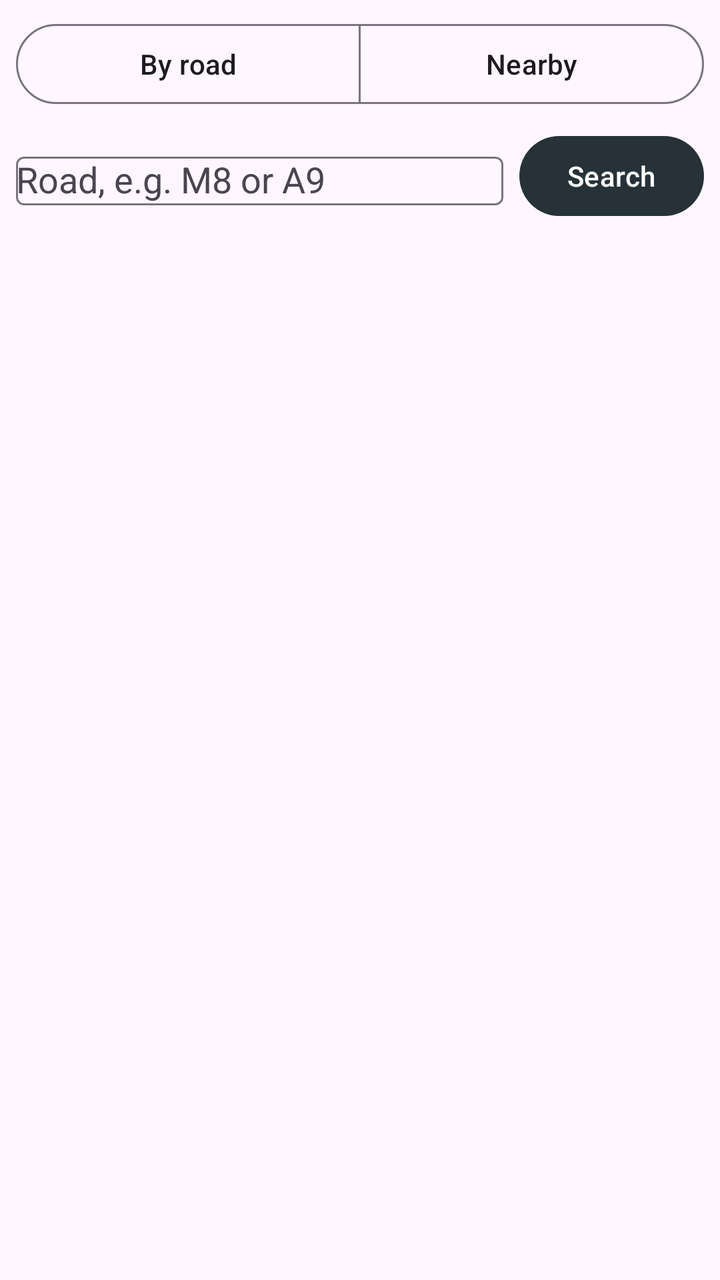
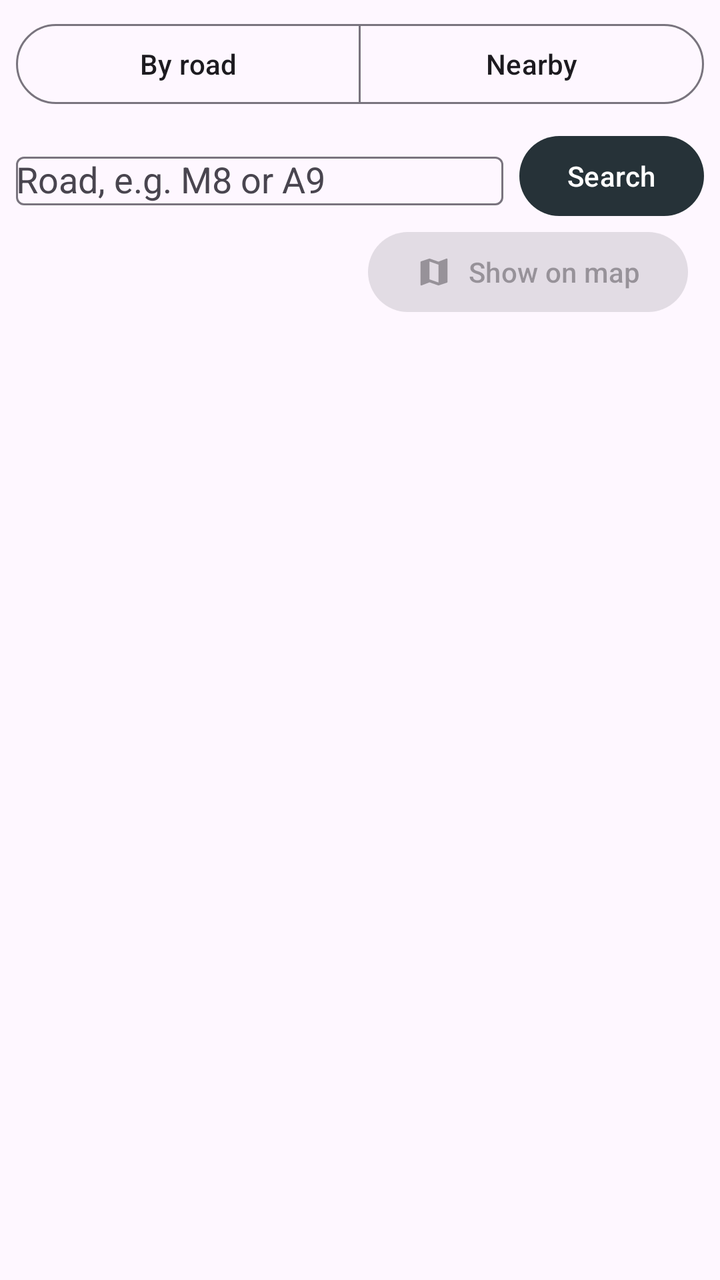

Two renders of the same Android screen: before a commit and after it. Below are the layout's source before the change and the commit's diff.
<!-- AndroidManifest.xml: application theme Theme.Filby_Fraser_S2367234 -->
<!-- res/layout/fragment_search.xml -->
<?xml version="1.0" encoding="utf-8"?>
<LinearLayout xmlns:android="http://schemas.android.com/apk/res/android" xmlns:app="http://schemas.android.com/apk/res-auto"
    android:layout_width="match_parent"
    android:layout_height="match_parent"
    android:orientation="vertical">

    <com.google.android.material.button.MaterialButtonToggleGroup
        android:id="@+id/search_mode"
        android:layout_width="match_parent"
        android:layout_height="wrap_content"
        android:layout_margin="8dp"
        app:selectionRequired="true"
        app:singleSelection="true">

        <com.google.android.material.button.MaterialButton
            android:id="@+id/mode_road"
            style="?attr/materialButtonOutlinedStyle"
            android:layout_width="0dp"
            android:layout_height="wrap_content"
            android:layout_weight="1"
            android:text="@string/search_by_road" />

        <com.google.android.material.button.MaterialButton
            android:id="@+id/mode_distance"
            style="?attr/materialButtonOutlinedStyle"
            android:layout_width="0dp"
            android:layout_height="wrap_content"
            android:layout_weight="1"
            android:text="@string/search_nearby" />
    </com.google.android.material.button.MaterialButtonToggleGroup>

    <LinearLayout
        android:id="@+id/road_panel"
        android:layout_width="match_parent"
        android:layout_height="wrap_content"
        android:gravity="center_vertical"
        android:orientation="horizontal"
        android:paddingHorizontal="8dp">

        <com.google.android.material.textfield.TextInputLayout
            style="@style/Widget.Material3.TextInputLayout.OutlinedBox.Dense"
            android:layout_width="0dp"
            android:layout_height="wrap_content"
            android:layout_weight="1"
            android:hint="@string/road_hint"
            app:endIconMode="clear_text">

            <com.google.android.material.textfield.MaterialAutoCompleteTextView
                android:id="@+id/road_input"
                android:layout_width="match_parent"
                android:layout_height="wrap_content"
                android:completionThreshold="1"
                android:imeOptions="actionSearch"
                android:inputType="textCapCharacters|textNoSuggestions"
                android:maxLines="1" />
        </com.google.android.material.textfield.TextInputLayout>

        <com.google.android.material.button.MaterialButton
            android:id="@+id/road_search_button"
            android:layout_width="wrap_content"
            android:layout_height="wrap_content"
            android:layout_marginStart="8dp"
            android:text="@string/search" />
    </LinearLayout>

    <LinearLayout
        android:id="@+id/distance_panel"
        android:layout_width="match_parent"
        android:layout_height="wrap_content"
        android:orientation="vertical"
        android:paddingHorizontal="16dp"
        android:visibility="gone">

        <TextView
            android:id="@+id/origin_label"
            android:layout_width="match_parent"
            android:layout_height="wrap_content"
            android:textAppearance="?attr/textAppearanceBodyMedium" />

        <com.google.android.material.materialswitch.MaterialSwitch
            android:id="@+id/use_location"
            android:layout_width="match_parent"
            android:layout_height="wrap_content"
            android:text="@string/use_my_location" />

        <TextView
            android:id="@+id/distance_label"
            android:layout_width="wrap_content"
            android:layout_height="wrap_content"
            android:textAppearance="?attr/textAppearanceTitleSmall" />

        <com.google.android.material.slider.Slider
            android:id="@+id/distance_slider"
            android:layout_width="match_parent"
            android:layout_height="wrap_content"
            android:contentDescription="@string/distance_slider_desc"
            android:stepSize="1"
            android:value="25"
            android:valueFrom="1"
            android:valueTo="200" />
    </LinearLayout>

    <LinearLayout
        android:layout_width="match_parent"
        android:layout_height="wrap_content"
        android:gravity="center_vertical"
        android:orientation="horizontal"
        android:paddingHorizontal="16dp">

        <TextView
            android:id="@+id/result_count"
            android:layout_width="0dp"
            android:layout_height="wrap_content"
            android:layout_weight="1"
            android:textAppearance="?attr/textAppearanceLabelLarge" />

    </LinearLayout>

    <androidx.recyclerview.widget.RecyclerView
        android:id="@+id/results"
        android:layout_width="match_parent"
        android:layout_height="0dp"
        android:layout_weight="1"
        android:clipToPadding="false"
        android:paddingBottom="8dp" />
</LinearLayout>
<!-- resources referenced by this layout -->
<resources>
  <string name="distance_slider_desc">Search distance in kilometres</string>
  <string name="road_hint">Road, e.g. M8 or A9</string>
  <string name="search">Search</string>
  <string name="search_by_road">By road</string>
  <string name="search_nearby">Nearby</string>
  <string name="use_my_location">Use my location (coarse)</string>
  <style name="Theme.Filby_Fraser_S2367234" parent="Base.Theme.Filby_Fraser_S2367234" />
  <style name="Base.Theme.Filby_Fraser_S2367234" parent="Theme.Material3.DayNight.NoActionBar">
          
          <item name="colorPrimary">#263238</item>
          <item name="colorOnPrimary">#FFFFFF</item>
      </style>
</resources>

<!-- the commit's change to res/layout/fragment_search.xml (unified diff, before → after) -->
@@ -114,6 +114,15 @@
             android:layout_weight="1"
             android:textAppearance="?attr/textAppearanceLabelLarge" />
 
+        <com.google.android.material.button.MaterialButton
+            android:id="@+id/show_results_map"
+            style="@style/Widget.Material3.Button.TonalButton"
+            android:layout_width="wrap_content"
+            android:layout_height="wrap_content"
+            android:enabled="false"
+            android:text="@string/show_on_map"
+            app:icon="@drawable/ic_nav_map" />
+
     </LinearLayout>
 
     <androidx.recyclerview.widget.RecyclerView
<!-- resource entries referenced after the edit -->
@@ -1,10 +1,21 @@
 <!-- resources referenced by this layout -->
 <resources>
+  <!-- drawable ic_nav_map (drawable) -->
+  <?xml version="1.0" encoding="utf-8"?>
+  <vector xmlns:android="http://schemas.android.com/apk/res/android"
+      android:width="24dp"
+      android:height="24dp"
+      android:tint="?attr/colorControlNormal"
+      android:viewportWidth="24"
+      android:viewportHeight="24">
+      <path android:fillColor="@android:color/white" android:pathData="M20.5,3l-0.16,0.03L15,5.1 9,3 3.36,4.9c-0.21,0.07 -0.36,0.25 -0.36,0.48V20.5c0,0.28 0.22,0.5 0.5,0.5l0.16,-0.03L9,18.9l6,2.1 5.64,-1.9c0.21,-0.07 0.36,-0.25 0.36,-0.48V3.5c0,-0.28 -0.22,-0.5 -0.5,-0.5zM15,19l-6,-2.11V5l6,2.11V19z" />
+  </vector>
   <string name="distance_slider_desc">Search distance in kilometres</string>
   <string name="road_hint">Road, e.g. M8 or A9</string>
   <string name="search">Search</string>
   <string name="search_by_road">By road</string>
   <string name="search_nearby">Nearby</string>
+  <string name="show_on_map">Show on map</string>
   <string name="use_my_location">Use my location (coarse)</string>
   <style name="Theme.Filby_Fraser_S2367234" parent="Base.Theme.Filby_Fraser_S2367234" />
   <style name="Base.Theme.Filby_Fraser_S2367234" parent="Theme.Material3.DayNight.NoActionBar">
